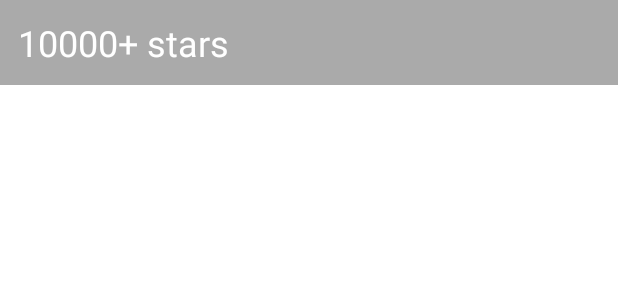
After one commit to mertakd/GithubApiPaging3, an Android app: the layout separator_view_item.xml on its own in the app's theme, with its tools: preview values and no code run, on a phone screen of 412 x 824 dp. The commit adds this screen. Shown: the top 300 px of the screen. Run offline under Robolectric (Android 15) with nearby library versions, the phone set to English and light mode, and no system bars.

Commit message:
12.Added list separators

```diff
--- a/app/src/main/java/com/example/android/codelabs/paging/ui/SearchRepositoriesActivity.kt
+++ b/app/src/main/java/com/example/android/codelabs/paging/ui/SearchRepositoriesActivity.kt
@@ -71,7 +71,7 @@ class SearchRepositoriesActivity : AppCompatActivity() {
      */
     private fun ActivitySearchRepositoriesBinding.bindState(
         uiState: StateFlow<UiState>,
-        pagingData: Flow<PagingData<Repo>>,
+        pagingData: Flow<PagingData<UiModel>>,
         uiActions: (UiAction) -> Unit
     ) {
         val repoAdapter = ReposAdapter()
@@ -135,7 +135,7 @@ class SearchRepositoriesActivity : AppCompatActivity() {
     private fun ActivitySearchRepositoriesBinding.bindList(
         repoAdapter: ReposAdapter,
         uiState: StateFlow<UiState>,
-        pagingData: Flow<PagingData<Repo>>,
+        pagingData: Flow<PagingData<UiModel>>,
         onScrollChanged: (UiAction.Scroll) -> Unit
     ) {
         //11. Displaying the loading state in Activity
--- /dev/null
+++ b/app/src/main/res/layout/separator_view_item.xml
@@ -0,0 +1,21 @@
+<?xml version="1.0" encoding="utf-8"?>
+<androidx.constraintlayout.widget.ConstraintLayout
+    xmlns:android="http://schemas.android.com/apk/res/android"
+    xmlns:app="http://schemas.android.com/apk/res-auto"
+    xmlns:tools="http://schemas.android.com/tools"
+    android:layout_width="match_parent"
+    android:layout_height="wrap_content"
+    android:background="@color/separatorBackground">
+
+    <TextView
+        android:id="@+id/separator_description"
+        android:layout_width="0dp"
+        android:layout_height="wrap_content"
+        android:padding="@dimen/row_item_margin_horizontal"
+        android:textColor="@color/separatorText"
+        android:textSize="@dimen/repo_name_size"
+        app:layout_constraintEnd_toEndOf="parent"
+        app:layout_constraintStart_toStartOf="parent"
+        app:layout_constraintTop_toTopOf="parent"
+        tools:text="10000+ stars" />
+</androidx.constraintlayout.widget.ConstraintLayout>
```
Also changed, not shown: app/src/main/java/com/example/android/codelabs/paging/ui/ReposAdapter.kt (+33 -12 lines), app/src/main/java/com/example/android/codelabs/paging/ui/SearchRepositoriesViewModel.kt (+41 -2 lines), app/src/main/java/com/example/android/codelabs/paging/ui/SeparatorViewHolder.kt (added, +25 -0 lines).
